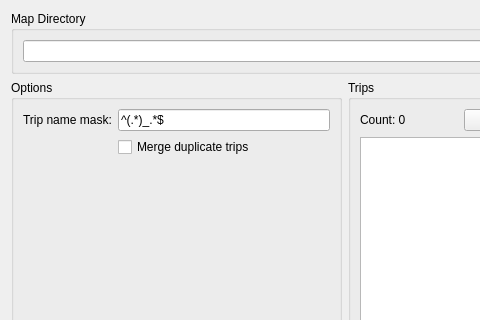
The window that Dialogs/DlgOmsiImport.ui (ma7t3/ScheduleMaster) describes before a commit, drawn with Qt 5; both pictures show x 0 to 480 and y 0 to 320 of the 1026 by 510 pixel window.
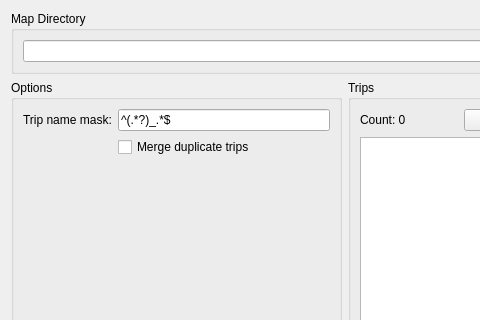
The same window after the commit.

Commit message: Fixed default regular expression

Patch:
```diff
--- a/Dialogs/DlgOmsiImport.ui
+++ b/Dialogs/DlgOmsiImport.ui
@@ -60,7 +60,7 @@
              <string>&lt;html&gt;&lt;head/&gt;&lt;body&gt;&lt;p&gt;&lt;span style=&quot; font-weight:700;&quot;&gt;What is the trip name maske?&lt;/span&gt;&lt;/p&gt;&lt;p&gt;The trip name mask is used to extract the line number from the entire Trip name, e.g. &amp;quot;131_BOW-EBF&amp;quot; would be line number &amp;quot;131&amp;quot;. You can add an regular expression here. If it matches with the trip name, the first capture group will be used as the line number this trip is associated with.&lt;/p&gt;&lt;p&gt;&lt;span style=&quot; font-weight:700;&quot;&gt;Example:&lt;/span&gt;&lt;/p&gt;&lt;p&gt;&lt;span style=&quot; font-family:'Courier New';&quot;&gt;^(.*)_.*$&lt;/span&gt; is the default and machtes every trip that contains underscores and regonices everything before the first underscore as the line number.&lt;/p&gt;&lt;/body&gt;&lt;/html&gt;</string>
             </property>
             <property name="text">
-             <string>^(.*)_.*$</string>
+             <string>^(.*?)_.*$</string>
             </property>
            </widget>
           </item>
```
Left out of the diff: 2 changed lines with no effect on the pictures.
